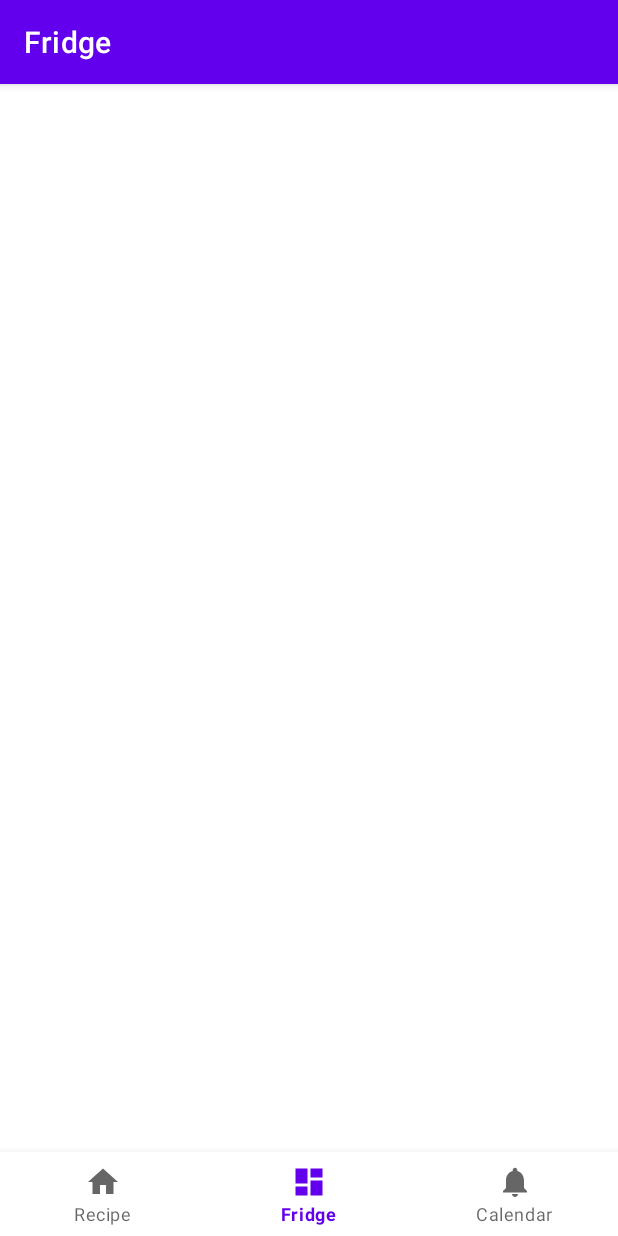
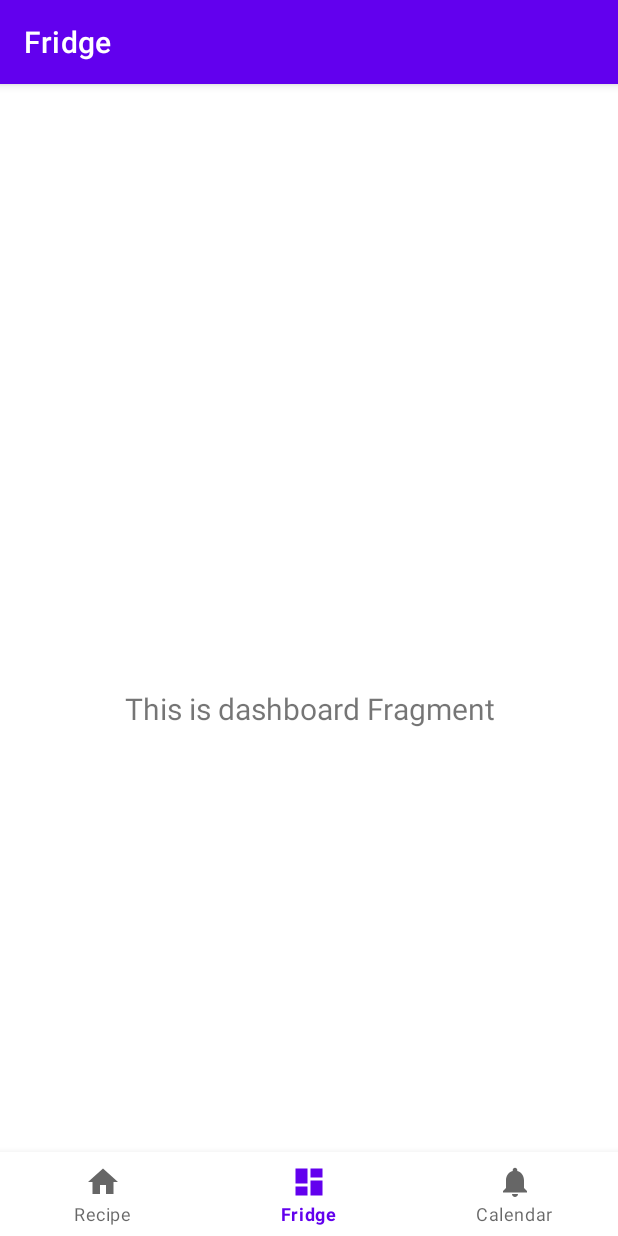
Before and after one commit to Awesomedonut/CookSmart, an Android app: the FridgeFragment screen opened through its navigation route, on a phone screen of 412 x 824 dp. Run offline under Robolectric (Android 15) with nearby library versions, the phone set to English and light mode, and no system bars; our stand-ins replace navigation-ui.

Commit message:
fix the error

```diff
--- a/Project/app/src/main/res/layout/fragment_fridge.xml
+++ b/Project/app/src/main/res/layout/fragment_fridge.xml
@@ -6,5 +6,17 @@
     android:layout_height="match_parent"
     tools:context=".ui.fridge.FridgeFragment">
 
-
+    <TextView
+        android:id="@+id/text_dashboard"
+        android:layout_width="match_parent"
+        android:layout_height="wrap_content"
+        android:layout_marginStart="8dp"
+        android:layout_marginTop="8dp"
+        android:layout_marginEnd="8dp"
+        android:textAlignment="center"
+        android:textSize="20sp"
+        app:layout_constraintBottom_toBottomOf="parent"
+        app:layout_constraintEnd_toEndOf="parent"
+        app:layout_constraintStart_toStartOf="parent"
+        app:layout_constraintTop_toTopOf="parent" />
 </androidx.constraintlayout.widget.ConstraintLayout>
```
